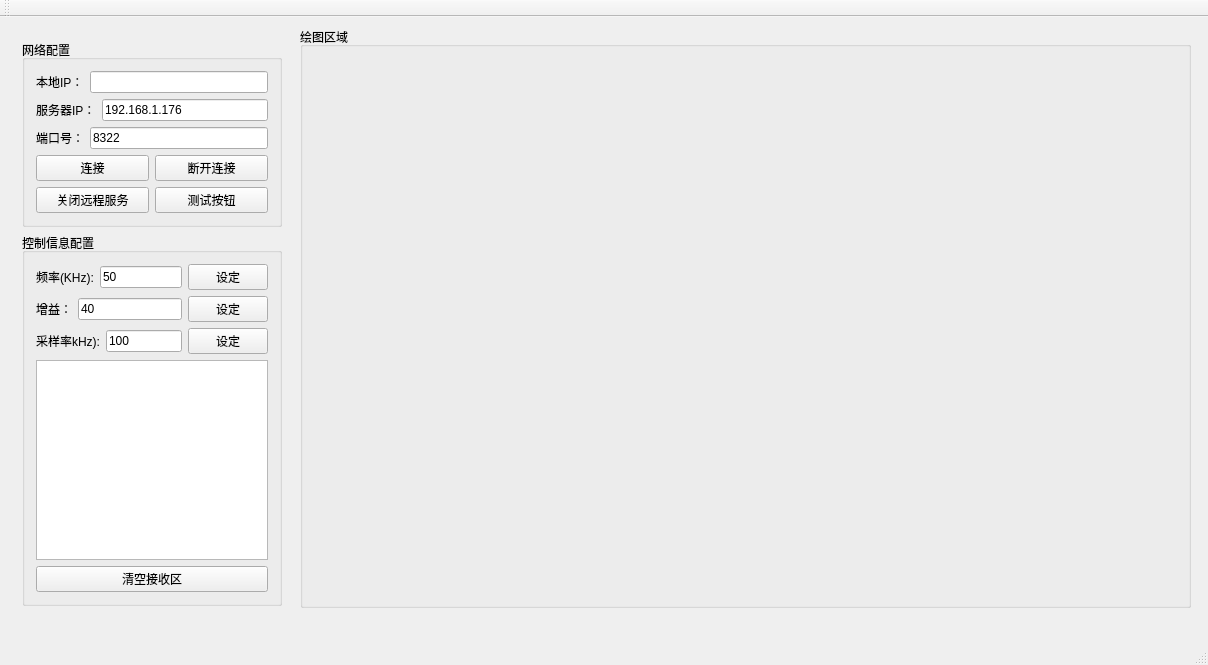
carloscn/netplot, file PRO/NetworkPlot/mainwindow.ui: the form before one commit.
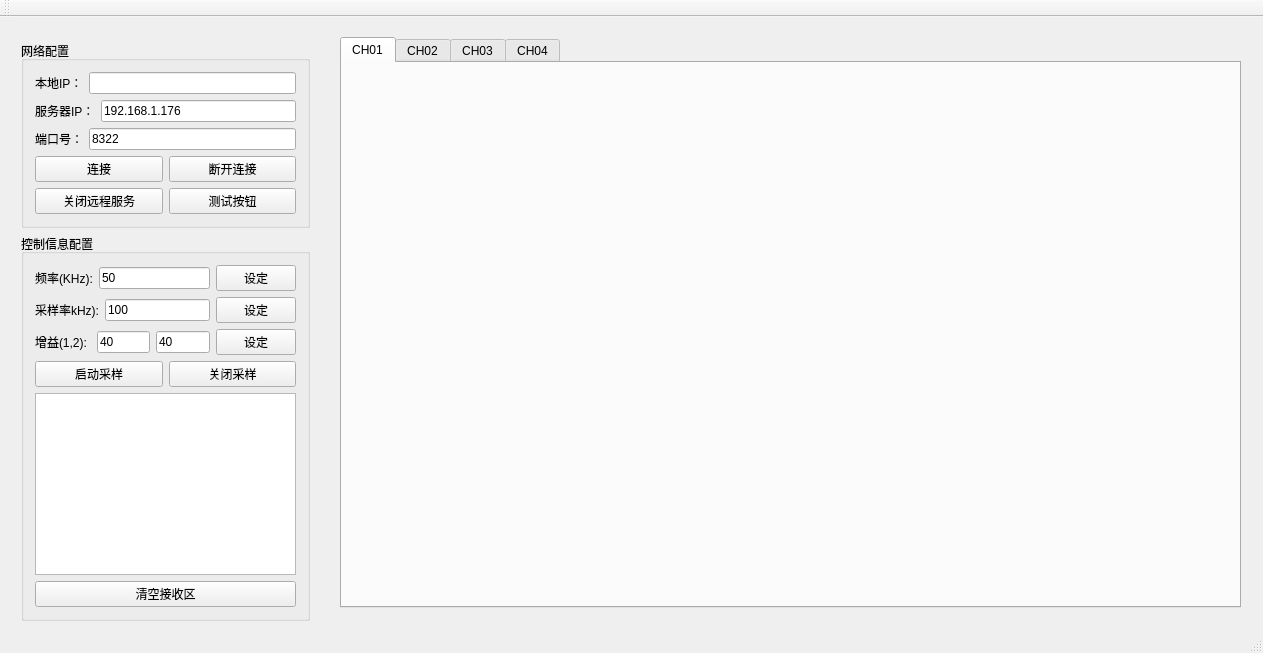
The form after the commit. Custom widgets are drawn as their Qt base class.

```diff
--- a/PRO/NetworkPlot/mainwindow.ui
+++ b/PRO/NetworkPlot/mainwindow.ui
@@ -6,44 +6,134 @@
    <rect>
     <x>0</x>
     <y>0</y>
-    <width>1208</width>
-    <height>665</height>
+    <width>1263</width>
+    <height>653</height>
    </rect>
   </property>
   <property name="windowTitle">
    <string>MainWindow</string>
   </property>
   <widget class="QWidget" name="centralWidget">
-   <widget class="QGroupBox" name="groupBox">
+   <widget class="QTabWidget" name="tabWidget">
     <property name="geometry">
      <rect>
-      <x>300</x>
-      <y>10</y>
-      <width>891</width>
-      <height>581</height>
+      <x>340</x>
+      <y>20</y>
+      <width>901</width>
+      <height>571</height>
      </rect>
     </property>
-    <property name="title">
-     <string>绘图区域</string>
+    <property name="currentIndex">
+     <number>0</number>
     </property>
-    <widget class="QCustomPlot" name="plot" native="true">
-     <property name="geometry">
-      <rect>
-       <x>12</x>
-       <y>33</y>
-       <width>887</width>
-       <height>541</height>
-      </rect>
-     </property>
+    <widget class="QWidget" name="tab">
+     <attribute name="title">
+      <string>CH01</string>
+     </attribute>
+     <widget class="QwtPlot" name="qwt_ch1">
+      <property name="geometry">
+       <rect>
+        <x>10</x>
+        <y>10</y>
+        <width>871</width>
+        <height>251</height>
+       </rect>
+      </property>
+     </widget>
+     <widget class="QwtPlot" name="qwt_ch1_fft">
+      <property name="geometry">
+       <rect>
+        <x>10</x>
+        <y>280</y>
+        <width>871</width>
+        <height>251</height>
+       </rect>
+      </property>
+     </widget>
+    </widget>
+    <widget class="QWidget" name="tab_2">
+     <attribute name="title">
+      <string>CH02</string>
+     </attribute>
+     <widget class="QwtPlot" name="qwt_ch2">
+      <property name="geometry">
+       <rect>
+        <x>10</x>
+        <y>10</y>
+        <width>871</width>
+        <height>251</height>
+       </rect>
+      </property>
+     </widget>
+     <widget class="QwtPlot" name="qwt_ch2_fft">
+      <property name="geometry">
+       <rect>
+        <x>10</x>
+        <y>280</y>
+        <width>871</width>
+        <height>251</height>
+       </rect>
+      </property>
+     </widget>
+    </widget>
+    <widget class="QWidget" name="tab_3">
+     <attribute name="title">
+      <string>CH03</string>
+     </attribute>
+     <widget class="QwtPlot" name="qwt_ch3">
+      <property name="geometry">
+       <rect>
+        <x>10</x>
+        <y>10</y>
+        <width>871</width>
+        <height>251</height>
+       </rect>
+      </property>
+     </widget>
+     <widget class="QwtPlot" name="qwt_ch3_fft">
+      <property name="geometry">
+       <rect>
+        <x>10</x>
+        <y>280</y>
+        <width>871</width>
+        <height>251</height>
+       </rect>
+      </property>
+     </widget>
+    </widget>
+    <widget class="QWidget" name="tab_4">
+     <attribute name="title">
+      <string>CH04</string>
+     </attribute>
+     <widget class="QwtPlot" name="qwt_ch4">
+      <property name="geometry">
+       <rect>
+        <x>10</x>
+        <y>10</y>
+        <width>871</width>
+        <height>221</height>
+       </rect>
+      </property>
+     </widget>
+     <widget class="QwtPlot" name="qwt_ch4_fft">
+      <property name="geometry">
+       <rect>
+        <x>10</x>
+        <y>280</y>
+        <width>871</width>
+        <height>221</height>
+       </rect>
+      </property>
+     </widget>
     </widget>
    </widget>
    <widget class="QWidget" name="layoutWidget">
     <property name="geometry">
      <rect>
-      <x>11</x>
-      <y>12</y>
-      <width>282</width>
-      <height>588</height>
+      <x>10</x>
+      <y>13</y>
+      <width>311</width>
+      <height>602</height>
      </rect>
     </property>
     <layout class="QVBoxLayout" name="verticalLayout_3">
@@ -52,7 +142,7 @@
        <property name="title">
         <string>网络配置</string>
        </property>
-       <layout class="QVBoxLayout" name="verticalLayout">
+       <layout class="QVBoxLayout" name="verticalLayout_2">
         <item>
          <layout class="QHBoxLayout" name="horizontalLayout">
           <item>
@@ -154,7 +244,7 @@
        <property name="title">
         <string>控制信息配置</string>
        </property>
-       <layout class="QVBoxLayout" name="verticalLayout_2">
+       <layout class="QVBoxLayout" name="verticalLayout">
         <item>
          <layout class="QHBoxLayout" name="horizontalLayout_7">
           <item>
@@ -183,34 +273,6 @@
           </item>
          </layout>
         </item>
-        <item>
-         <layout class="QHBoxLayout" name="horizontalLayout_6">
-          <item>
-           <widget class="QLabel" name="label_4">
-            <property name="text">
-             <string>增益：</string>
-            </property>
-           </widget>
-          </item>
-          <item>
-           <widget class="QLineEdit" name="lineEdit_gain">
-            <property name="text">
-             <string>40</string>
-            </property>
-            <property name="readOnly">
-             <bool>false</bool>
-            </property>
-           </widget>
-          </item>
-          <item>
-           <widget class="QPushButton" name="pushButton_gain_set">
-            <property name="text">
-             <string>设定</string>
-            </property>
-           </widget>
-          </item>
-         </layout>
-        </item>
         <item>
          <layout class="QHBoxLayout" name="horizontalLayout_8">
           <item>
@@ -239,6 +301,62 @@
           </item>
          </layout>
         </item>
+        <item>
+         <layout class="QHBoxLayout" name="horizontalLayout_6">
+          <item>
+           <widget class="QLabel" name="label_4">
+            <property name="text">
+             <string>增益(1,2): </string>
+            </property>
+           </widget>
+          </item>
+          <item>
+           <widget class="QLineEdit" name="lineEdit_gain_1">
+            <property name="text">
+             <string>40</string>
+            </property>
+            <property name="readOnly">
+             <bool>false</bool>
+            </property>
+           </widget>
+          </item>
+          <item>
+           <widget class="QLineEdit" name="lineEdit_gain_2">
+            <property name="text">
+             <string>40</string>
+            </property>
+            <property name="readOnly">
+             <bool>false</bool>
+            </property>
+           </widget>
+          </item>
+          <item>
+           <widget class="QPushButton" name="pushButton_gain_set">
+            <property name="text">
+             <string>设定</string>
+            </property>
+           </widget>
+          </item>
+         </layout>
+        </item>
+        <item>
+         <layout class="QHBoxLayout" name="horizontalLayout_9">
+          <item>
+           <widget class="QPushButton" name="pushButton_sample">
+            <property name="text">
+             <string>启动采样</string>
+            </property>
+           </widget>
+          </item>
+          <item>
+           <widget class="QPushButton" name="pushButton_close_sample">
+            <property name="text">
+             <string>关闭采样</string>
+            </property>
+           </widget>
+          </item>
+         </layout>
+        </item>
         <item>
          <widget class="QTextBrowser" name="textBrowser"/>
         </item>
@@ -278,10 +396,9 @@
  <layoutdefault spacing="6" margin="11"/>
  <customwidgets>
   <customwidget>
-   <class>QCustomPlot</class>
-   <extends>QWidget</extends>
-   <header location="global">qcustomplot.h</header>
-   <container>1</container>
+   <class>QwtPlot</class>
+   <extends>QFrame</extends>
+   <header>qwt_plot.h</header>
   </customwidget>
  </customwidgets>
  <tabstops>
```
Left out of the diff: 4 changed lines with no effect on the pictures.
